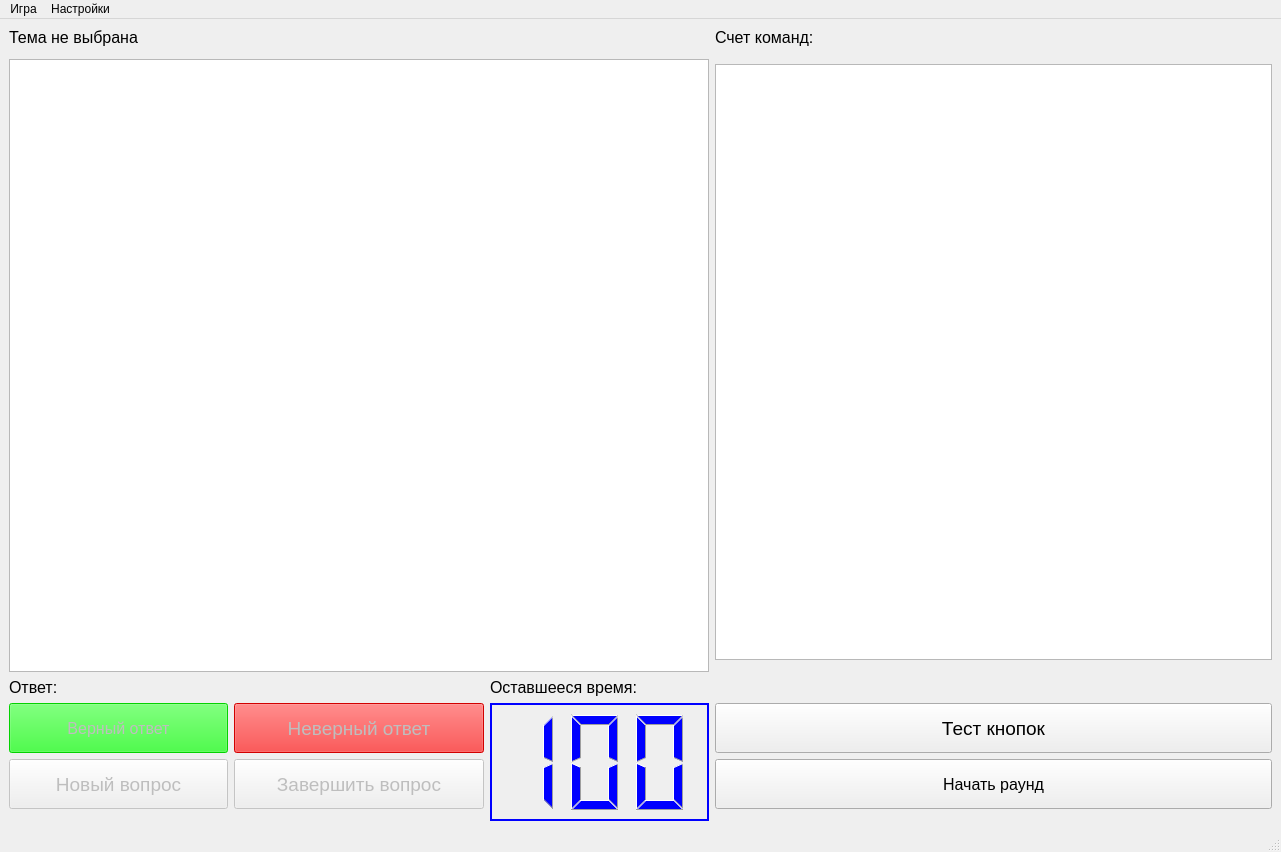
Before: the Qt Designer form DesignMain.ui in notiel/brainring, drawn with Qt 5.
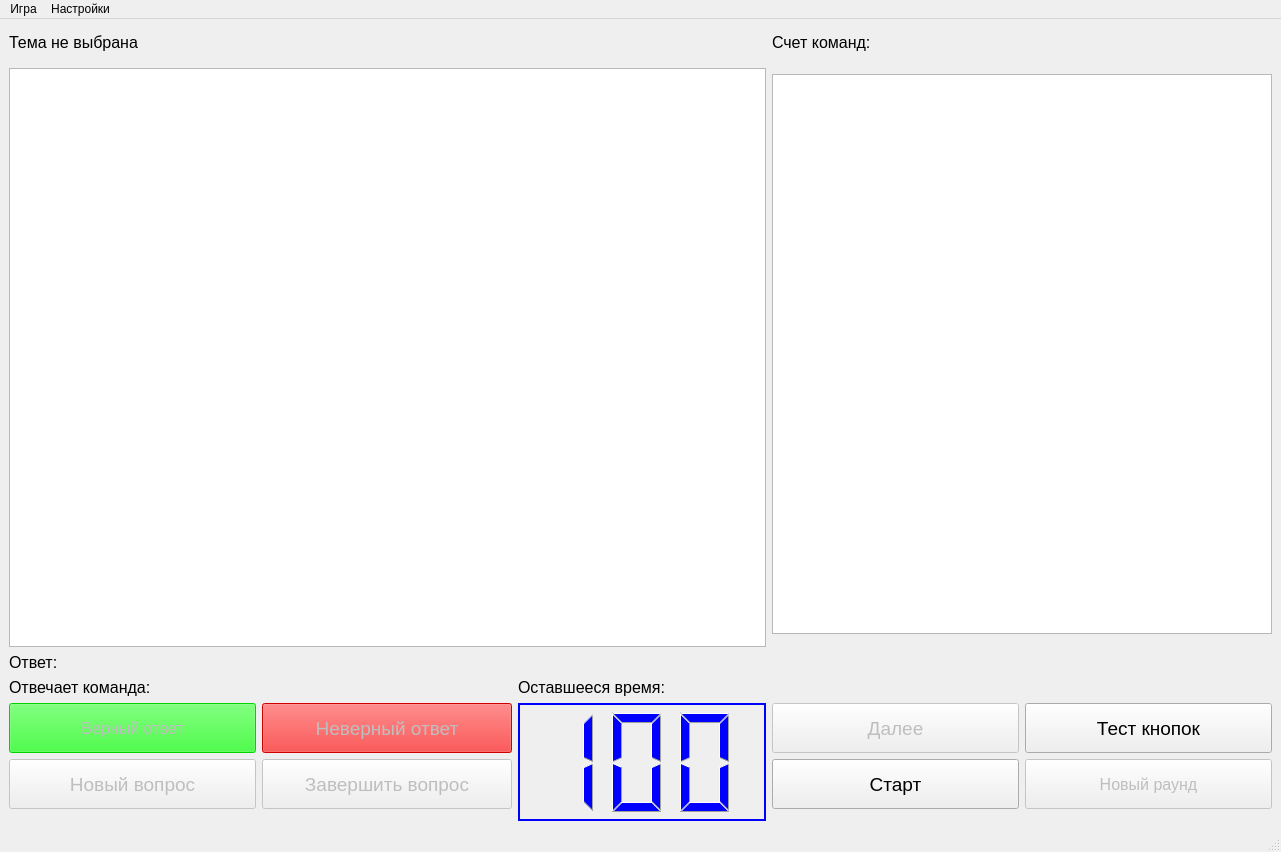
After: the same form once the commit is applied.

Diff of the .ui file:
```diff
--- a/DesignMain.ui
+++ b/DesignMain.ui
@@ -15,62 +15,14 @@
   </property>
   <widget class="QWidget" name="centralwidget">
    <layout class="QGridLayout" name="gridLayout">
-    <item row="4" column="2">
-     <widget class="QLabel" name="LblTmr">
-      <property name="font">
-       <font>
-        <pointsize>12</pointsize>
-       </font>
-      </property>
-      <property name="text">
-       <string>Оставшееся время:</string>
-      </property>
-     </widget>
-    </item>
-    <item row="5" column="0">
-     <widget class="QPushButton" name="BtnTrue">
-      <property name="enabled">
-       <bool>false</bool>
-      </property>
-      <property name="minimumSize">
-       <size>
-        <width>0</width>
-        <height>50</height>
-       </size>
-      </property>
-      <property name="font">
-       <font>
-        <pointsize>12</pointsize>
-       </font>
-      </property>
-      <property name="styleSheet">
-       <string notr="true">background-color:rgb(5, 255, 1)</string>
-      </property>
-      <property name="text">
-       <string>Верный ответ</string>
-      </property>
-     </widget>
-    </item>
-    <item row="5" column="3">
-     <widget class="QPushButton" name="BtnTest">
-      <property name="minimumSize">
-       <size>
-        <width>0</width>
-        <height>50</height>
-       </size>
-      </property>
-      <property name="font">
-       <font>
-        <pointsize>14</pointsize>
-       </font>
-      </property>
-      <property name="text">
-       <string>Тест кнопок</string>
-      </property>
-     </widget>
-    </item>
     <item row="0" column="3">
      <widget class="QLabel" name="LblPnts">
+      <property name="minimumSize">
+       <size>
+        <width>0</width>
+        <height>28</height>
+       </size>
+      </property>
       <property name="font">
        <font>
         <pointsize>12</pointsize>
@@ -81,24 +33,6 @@
       </property>
      </widget>
     </item>
-    <item row="0" column="0">
-     <widget class="QLabel" name="LblDscr">
-      <property name="maximumSize">
-       <size>
-        <width>16777215</width>
-        <height>20</height>
-       </size>
-      </property>
-      <property name="font">
-       <font>
-        <pointsize>12</pointsize>
-       </font>
-      </property>
-      <property name="text">
-       <string>Тема не выбрана</string>
-      </property>
-     </widget>
-    </item>
     <item row="4" column="0">
      <widget class="QLabel" name="LblAnswer">
       <property name="font">
@@ -111,25 +45,60 @@
       </property>
      </widget>
     </item>
-    <item row="3" column="0" colspan="3">
-     <widget class="QTextBrowser" name="TxtQstn">
+    <item row="7" column="3">
+     <widget class="QPushButton" name="BtnTimer">
+      <property name="enabled">
+       <bool>true</bool>
+      </property>
       <property name="minimumSize">
        <size>
-        <width>700</width>
-        <height>150</height>
+        <width>0</width>
+        <height>50</height>
        </size>
       </property>
-      <property name="html">
-       <string>&lt;!DOCTYPE HTML PUBLIC &quot;-//W3C//DTD HTML 4.0//EN&quot; &quot;http://www.w3.org/TR/REC-html40/strict.dtd&quot;&gt;
-&lt;html&gt;&lt;head&gt;&lt;meta name=&quot;qrichtext&quot; content=&quot;1&quot; /&gt;&lt;style type=&quot;text/css&quot;&gt;
-p, li { white-space: pre-wrap; }
-&lt;/style&gt;&lt;/head&gt;&lt;body style=&quot; font-family:'MS Shell Dlg 2'; font-size:7.8pt; font-weight:400; font-style:normal;&quot;&gt;
-&lt;p style=&quot;-qt-paragraph-type:empty; margin-top:0px; margin-bottom:0px; margin-left:0px; margin-right:0px; -qt-block-indent:0; text-indent:0px; font-size:8pt;&quot;&gt;&lt;br /&gt;&lt;/p&gt;&lt;/body&gt;&lt;/html&gt;</string>
+      <property name="font">
+       <font>
+        <pointsize>14</pointsize>
+       </font>
       </property>
+      <property name="text">
+       <string>Старт</string>
+      </property>
      </widget>
     </item>
-    <item row="6" column="3">
+    <item row="2" column="3" rowspan="2" colspan="2">
+     <widget class="QTableView" name="TblCmnd">
+      <property name="minimumSize">
+       <size>
+        <width>0</width>
+        <height>555</height>
+       </size>
+      </property>
+      <property name="maximumSize">
+       <size>
+        <width>16777215</width>
+        <height>560</height>
+       </size>
+      </property>
+      <property name="frameShape">
+       <enum>QFrame::StyledPanel</enum>
+      </property>
+      <property name="frameShadow">
+       <enum>QFrame::Sunken</enum>
+      </property>
+      <property name="lineWidth">
+       <number>2</number>
+      </property>
+      <property name="midLineWidth">
+       <number>2</number>
+      </property>
+     </widget>
+    </item>
+    <item row="7" column="4">
      <widget class="QPushButton" name="BtnEnd">
+      <property name="enabled">
+       <bool>false</bool>
+      </property>
       <property name="minimumSize">
        <size>
         <width>0</width>
@@ -142,11 +111,74 @@
        </font>
       </property>
       <property name="text">
-       <string>Начать раунд</string>
+       <string>Новый раунд</string>
       </property>
      </widget>
     </item>
-    <item row="5" column="2" rowspan="4">
+    <item row="0" column="0">
+     <widget class="QLabel" name="LblDscr">
+      <property name="maximumSize">
+       <size>
+        <width>16777215</width>
+        <height>20</height>
+       </size>
+      </property>
+      <property name="font">
+       <font>
+        <pointsize>12</pointsize>
+       </font>
+      </property>
+      <property name="text">
+       <string>Тема не выбрана</string>
+      </property>
+     </widget>
+    </item>
+    <item row="7" column="1">
+     <widget class="QPushButton" name="BtnFinish">
+      <property name="enabled">
+       <bool>false</bool>
+      </property>
+      <property name="minimumSize">
+       <size>
+        <width>250</width>
+        <height>50</height>
+       </size>
+      </property>
+      <property name="font">
+       <font>
+        <pointsize>14</pointsize>
+       </font>
+      </property>
+      <property name="text">
+       <string>Завершить вопрос</string>
+      </property>
+     </widget>
+    </item>
+    <item row="6" column="0">
+     <widget class="QPushButton" name="BtnTrue">
+      <property name="enabled">
+       <bool>false</bool>
+      </property>
+      <property name="minimumSize">
+       <size>
+        <width>0</width>
+        <height>50</height>
+       </size>
+      </property>
+      <property name="font">
+       <font>
+        <pointsize>12</pointsize>
+       </font>
+      </property>
+      <property name="styleSheet">
+       <string notr="true">background-color:rgb(5, 255, 1)</string>
+      </property>
+      <property name="text">
+       <string>Верный ответ</string>
+      </property>
+     </widget>
+    </item>
+    <item row="6" column="2" rowspan="4">
      <widget class="QLCDNumber" name="Timer">
       <property name="contextMenuPolicy">
        <enum>Qt::ActionsContextMenu</enum>
@@ -183,23 +215,28 @@
       </property>
      </widget>
     </item>
-    <item row="2" column="3" rowspan="2">
-     <widget class="QTableView" name="TblCmnd">
+    <item row="7" column="0">
+     <widget class="QPushButton" name="BtnNew">
+      <property name="enabled">
+       <bool>false</bool>
+      </property>
       <property name="minimumSize">
        <size>
         <width>0</width>
-        <height>596</height>
+        <height>50</height>
        </size>
       </property>
-      <property name="maximumSize">
-       <size>
-        <width>16777215</width>
-        <height>596</height>
-       </size>
+      <property name="font">
+       <font>
+        <pointsize>14</pointsize>
+       </font>
+      </property>
+      <property name="text">
+       <string>Новый вопрос</string>
       </property>
      </widget>
     </item>
-    <item row="5" column="1">
+    <item row="6" column="1">
      <widget class="QPushButton" name="BtnFalse">
       <property name="enabled">
        <bool>false</bool>
@@ -223,14 +260,14 @@
       </property>
      </widget>
     </item>
-    <item row="6" column="1">
-     <widget class="QPushButton" name="BtnFinish">
+    <item row="6" column="3">
+     <widget class="QPushButton" name="BtnNext">
       <property name="enabled">
        <bool>false</bool>
       </property>
       <property name="minimumSize">
        <size>
-        <width>250</width>
+        <width>0</width>
         <height>50</height>
        </size>
       </property>
@@ -240,15 +277,12 @@
        </font>
       </property>
       <property name="text">
-       <string>Завершить вопрос</string>
+       <string>Далее</string>
       </property>
      </widget>
     </item>
-    <item row="6" column="0">
-     <widget class="QPushButton" name="BtnNew">
-      <property name="enabled">
-       <bool>false</bool>
-      </property>
+    <item row="6" column="4">
+     <widget class="QPushButton" name="BtnTest">
       <property name="minimumSize">
        <size>
         <width>0</width>
@@ -261,7 +295,48 @@
        </font>
       </property>
       <property name="text">
-       <string>Новый вопрос</string>
+       <string>Тест кнопок</string>
+      </property>
+     </widget>
+    </item>
+    <item row="5" column="0" colspan="2">
+     <widget class="QLabel" name="label">
+      <property name="font">
+       <font>
+        <pointsize>12</pointsize>
+       </font>
+      </property>
+      <property name="text">
+       <string>Отвечает команда: </string>
+      </property>
+     </widget>
+    </item>
+    <item row="5" column="2">
+     <widget class="QLabel" name="LblTmr">
+      <property name="font">
+       <font>
+        <pointsize>12</pointsize>
+       </font>
+      </property>
+      <property name="text">
+       <string>Оставшееся время:</string>
+      </property>
+     </widget>
+    </item>
+    <item row="3" column="0" colspan="3">
+     <widget class="QTextBrowser" name="TxtQstn">
+      <property name="minimumSize">
+       <size>
+        <width>700</width>
+        <height>150</height>
+       </size>
+      </property>
+      <property name="html">
+       <string>&lt;!DOCTYPE HTML PUBLIC &quot;-//W3C//DTD HTML 4.0//EN&quot; &quot;http://www.w3.org/TR/REC-html40/strict.dtd&quot;&gt;
+&lt;html&gt;&lt;head&gt;&lt;meta name=&quot;qrichtext&quot; content=&quot;1&quot; /&gt;&lt;style type=&quot;text/css&quot;&gt;
+p, li { white-space: pre-wrap; }
+&lt;/style&gt;&lt;/head&gt;&lt;body style=&quot; font-family:'MS Shell Dlg 2'; font-size:7.8pt; font-weight:400; font-style:normal;&quot;&gt;
+&lt;p style=&quot;-qt-paragraph-type:empty; margin-top:0px; margin-bottom:0px; margin-left:0px; margin-right:0px; -qt-block-indent:0; text-indent:0px; font-size:8pt;&quot;&gt;&lt;br /&gt;&lt;/p&gt;&lt;/body&gt;&lt;/html&gt;</string>
       </property>
      </widget>
     </item>
```
